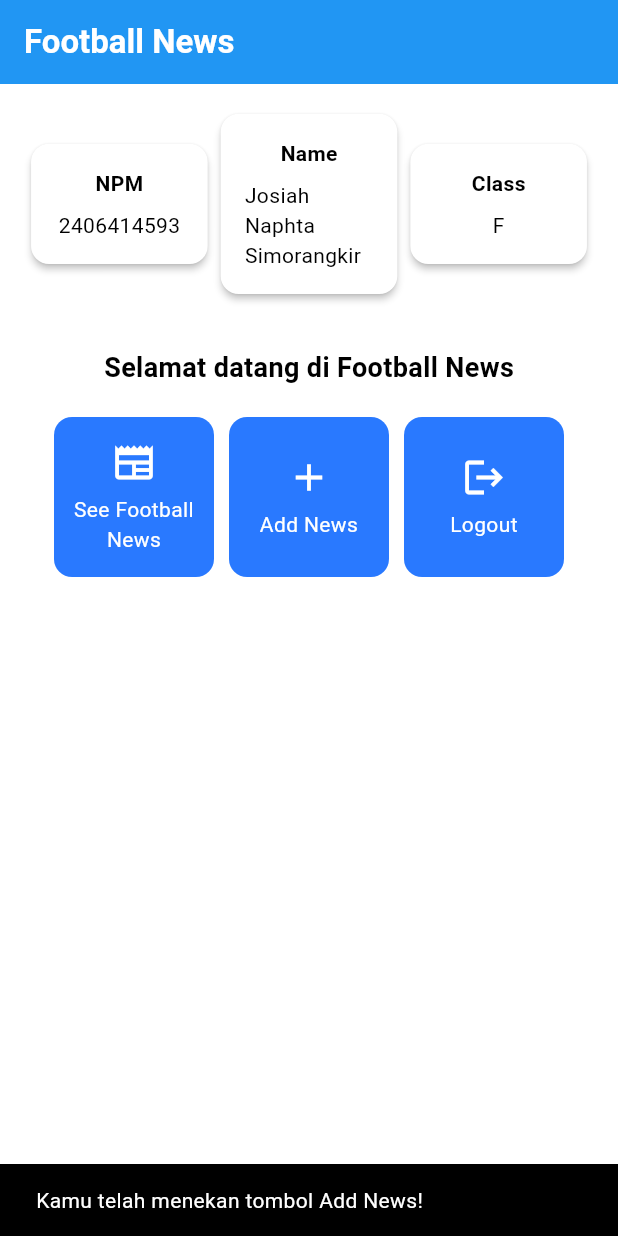
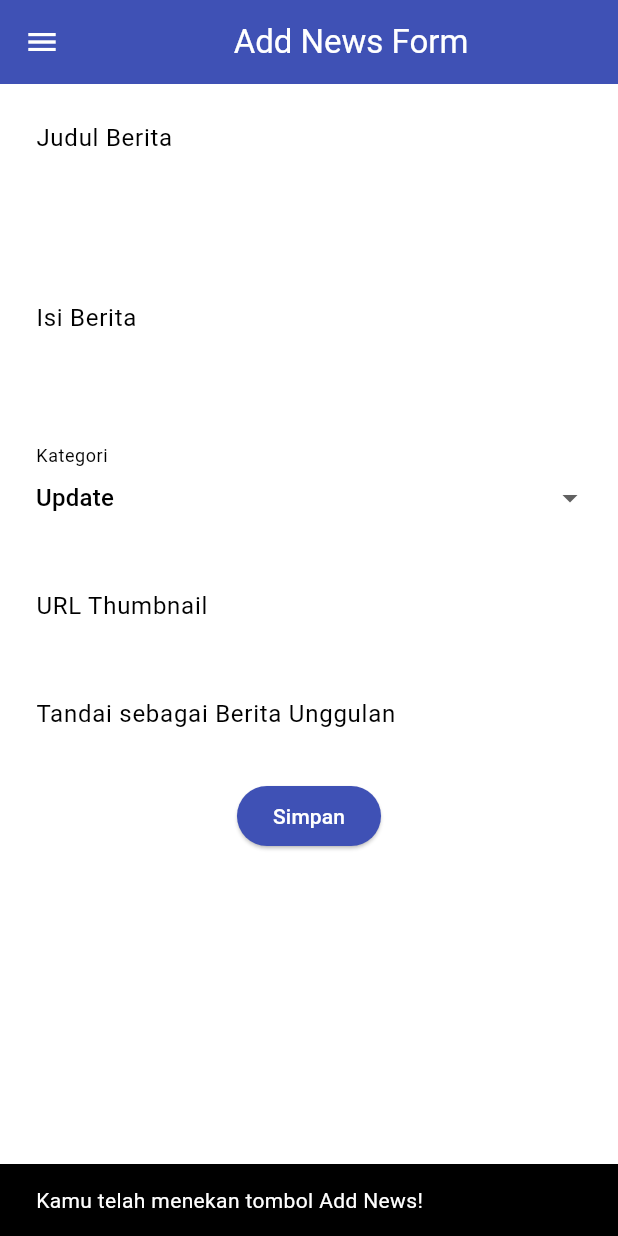
Before and after one commit to josiahsimorangkir/football-news-mobile, a Flutter app: the screen it shows after launch, after a tap on "Add News", on a phone screen of 412 x 824 dp. Run offline on Flutter 3.47's test engine with Material 3 defaults, Android fonts, the phone set to English and light mode, and no system bars.

Commit message:
Tutorial 7

```diff
--- a/lib/main.dart
+++ b/lib/main.dart
@@ -1,5 +1,5 @@
 import 'package:flutter/material.dart';
-import 'package:football_news/menu.dart';
+import 'package:football_news/screens/menu.dart';
 
 void main() {
   runApp(const MyApp());
--- a/lib/menu.dart
+++ b/lib/screens/menu.dart
@@ -1,4 +1,6 @@
 import 'package:flutter/material.dart';
+import 'package:football_news/widgets/left_drawer.dart';
+import 'package:football_news/widgets/news_card.dart';
 
 class MyHomePage extends StatelessWidget {
   MyHomePage({super.key});
@@ -30,6 +32,7 @@ class MyHomePage extends StatelessWidget {
         // Warna latar belakang AppBar diambil dari skema warna tema aplikasi.
         backgroundColor: Theme.of(context).colorScheme.primary,
       ),
+      drawer: LeftDrawer(),
       // Body halaman dengan padding di sekelilingnya.
       body: Padding(
         padding: const EdgeInsets.all(16.0),
@@ -125,64 +128,3 @@ class InfoCard extends StatelessWidget {
     );
   }
 }
-
-class ItemCard extends StatelessWidget {
-  // Menampilkan kartu dengan ikon dan nama.
-
-  final ItemHomepage item;
-
-  const ItemCard(this.item, {super.key});
-
-  @override
-  Widget build(BuildContext context) {
-    return Material(
-      // Menentukan warna latar belakang dari tema aplikasi.
-      color: Theme.of(context).colorScheme.secondary,
-      // Membuat sudut kartu melengkung.
-      borderRadius: BorderRadius.circular(12),
-
-      child: InkWell(
-        // Aksi ketika kartu ditekan.
-        onTap: () {
-          // Menampilkan pesan SnackBar saat kartu ditekan.
-          ScaffoldMessenger.of(context)
-            ..hideCurrentSnackBar()
-            ..showSnackBar(
-              SnackBar(content: Text("Kamu telah menekan tombol ${item.name}!"))
-            );
-        },
-        // Container untuk menyimpan Icon dan Text
-        child: Container(
-          padding: const EdgeInsets.all(8),
-          child: Center(
-            child: Column(
-              // Menyusun ikon dan teks di tengah kartu.
-              mainAxisAlignment: MainAxisAlignment.center,
-              children: [
-                Icon(
-                  item.icon,
-                  color: Colors.white,
-                  size: 30.0,
-                ),
-                const Padding(padding: EdgeInsets.all(3)),
-                Text(
-                  item.name,
-                  textAlign: TextAlign.center,
-                  style: const TextStyle(color: Colors.white),
-                ),
-              ],
-            ),
-          ),
-        ),
-      ),
-    );
-  }
-
-}
-
-class ItemHomepage {
- final String name;
- final IconData icon;
-
- ItemHomepage(this.name, this.icon);
-}
--- /dev/null
+++ b/lib/screens/newslist_form.dart
@@ -0,0 +1,214 @@
+import 'package:flutter/material.dart';
+import 'package:football_news/widgets/left_drawer.dart';
+
+class NewsFormPage extends StatefulWidget {
+    const NewsFormPage({super.key});
+
+    @override
+    State<NewsFormPage> createState() => _NewsFormPageState();
+}
+
+class _NewsFormPageState extends State<NewsFormPage> {
+    final _formKey = GlobalKey<FormState>();
+    String _title = "";
+    String _content = "";
+    String _category = "update";
+    String _thumbnail = "";
+    bool _isFeatured = false;
+
+    final List<String> _categories = [
+        'transfer',
+        'update',
+        'exclusive',
+        'match',
+        'rumor',
+        'analysis',
+    ];
+
+    @override
+    Widget build(BuildContext context) {
+        return Scaffold(
+            appBar: AppBar(
+                title: const Center(
+                    child: Text(
+                        'Add News Form',
+                    ),
+                ),
+                backgroundColor: Colors.indigo,
+                foregroundColor: Colors.white,
+            ),
+            drawer: const LeftDrawer(),
+            body: Form(
+                key: _formKey,
+                child: SingleChildScrollView(
+                    child: Column(
+                        crossAxisAlignment: CrossAxisAlignment.start,
+                        children: [
+                            // === Title ===
+                            Padding(
+                                padding: const EdgeInsets.all(8.0),
+                                child: TextFormField(
+                                    decoration: InputDecoration(
+                                        hintText: "Judul Berita",
+                                        labelText: "Judul Berita",
+                                        border: OutlineInputBorder(
+                                            borderRadius: BorderRadius.circular(5.0),
+                                        ),
+                                    ),
+                                    onChanged: (String? value) {
+                                        setState(() {
+                                            _title = value!;
+                                        });
+                                    },
+                                    validator: (String? value) {
+                                        if (value == null || value.isEmpty) {
+                                            return "Judul tidak boleh kosong!";
+                                        }
+                                        return null;
+                                    },
+                                ),
+                            ),
+                            // === Content ===
+                            Padding(
+                                padding: const EdgeInsets.all(8.0),
+                                child: TextFormField(
+                                    maxLines: 5,
+                                    decoration: InputDecoration(
+                                        hintText: "Isi Berita",
+                                        labelText: "Isi Berita",
+                                        border: OutlineInputBorder(
+                                            borderRadius: BorderRadius.circular(5.0),
+                                        ),
+                                    ),
+                                    onChanged: (String? value) {
+                                        setState(() {
+                                            _content = value!;
+                                        });
+                                    },
+                                    validator: (String? value) {
+                                        if (value == null || value.isEmpty) {
+                                            return "Isi berita tidak boleh kosong!";
+                                        }
+                                        return null;
+                                    },
+                                ),
+                            ),
+
+                            // === Category ===
+                            Padding(
+                                padding: const EdgeInsets.all(8.0),
+                                child: DropdownButtonFormField<String>(
+                                    decoration: InputDecoration(
+                                        labelText: "Kategori",
+                                        border: OutlineInputBorder(
+                                            borderRadius: BorderRadius.circular(5.0),
+                                        ),
+                                    ),
+                                    initialValue: _category, // Gunakan initialValue instead of value
+                                    items: _categories
+                                        .map((cat) => DropdownMenuItem(
+                                            value: cat,
+                                            child: Text(
+                                                cat[0].toUpperCase() + cat.substring(1)),
+                                        ))
+                                        .toList(),
+                                    onChanged: (String? newValue) {
+                                        setState(() {
+                                            _category = newValue!;
+                                        });
+                                    },
+                                ),
+                            ),
+
+                            // === Thumbnail URL ===
+                            Padding(
+                                padding: const EdgeInsets.all(8.0),
+                                child: TextFormField(
+                                    decoration: InputDecoration(
+                                        hintText: "URL Thumbnail (opsional)",
+                                        labelText: "URL Thumbnail",
+                                        border: OutlineInputBorder(
+                                            borderRadius: BorderRadius.circular(5.0),
+                                        ),
+                                    ),
+                                    onChanged: (String? value) {
+                                        setState(() {
+                                            _thumbnail = value!;
+                                        });
+                                    },
+                                ),
+                            ),
+
+                            // === Is Featured ===
+                            Padding(
+                                padding: const EdgeInsets.all(8.0),
+                                child: SwitchListTile(
+                                    title: const Text("Tandai sebagai Berita Unggulan"),
+                                    value: _isFeatured,
+                                    onChanged: (bool value) {
+                                        setState(() {
+                                            _isFeatured = value;
+                                        });
+                                    },
+                                ),
+                            ),
+
+                            // === Tombol Simpan ===
+                            Align(
+                                alignment: Alignment.bottomCenter,
+                                child: Padding(
+                                    padding: const EdgeInsets.all(8.0),
+                                    child: ElevatedButton(
+                                        style: ButtonStyle(
+                                            backgroundColor:
+                                                MaterialStateProperty.all(Colors.indigo),
+                                        ),
+                                        onPressed: () {
+                                            if (_formKey.currentState!.validate()) {
+                                                showDialog(
+                                                    context: context,
+                                                    builder: (BuildContext context) { // Tambahkan tipe parameter
+                                                        return AlertDialog(
+                                                            title: const Text('Berita berhasil disimpan!'),
+                                                            content: SingleChildScrollView(
+                                                                child: Column(
+                                                                    crossAxisAlignment:
+                                                                        CrossAxisAlignment.start,
+                                                                    children: [
+                                                                    Text('Judul: $_title'),
+                                                                        Text('Isi: $_content'),
+                                                                        Text('Kategori: $_category'),
+                                                                        Text('Thumbnail: $_thumbnail'),
+                                                                        Text(
+                                                                            'Unggulan: ${_isFeatured ? "Ya" : "Tidak"}'),
+                                                                    ],
+                                                                ),
+                                                                ),
+                                                            actions: [
+                                                                TextButton(
+                                                                    child: const Text('OK'),
+                                                                    onPressed: () {
+                                                                        Navigator.pop(context);
+                                                                        _formKey.currentState!.reset();
+                                                                    },
+                                                                ),
+                                                            ],
+                                                        );
+                                                    },
+                                                );
+                                            }
+                                        },
+                                        child: const Text(
+                                            "Simpan",
+                                            style: TextStyle(color: Colors.white),
+                                        ),
+                                    ),
+                                ),
+                            ),
+                        ],
+                    ),
+                ),
+            ),
+        );
+    }
+}
--- /dev/null
+++ b/lib/widgets/left_drawer.dart
@@ -0,0 +1,72 @@
+import 'package:flutter/material.dart';
+import 'package:football_news/screens/menu.dart';
+import 'package:football_news/screens/newslist_form.dart';
+
+
+class LeftDrawer extends StatelessWidget {
+  const LeftDrawer({super.key});
+
+  @override
+  Widget build(BuildContext context) {
+    return Drawer(
+      child: ListView(
+        children: [
+          const DrawerHeader(
+            decoration: BoxDecoration(
+              color: Colors.blue,
+            ),
+            child: Column(
+              mainAxisAlignment: MainAxisAlignment.center,
+              children: [
+                Text(
+                  'Football News',
+                  textAlign: TextAlign.center,
+                  style: TextStyle(
+                    fontSize: 30,
+                    fontWeight: FontWeight.bold,
+                    color: Colors.white,
+                  ),
+                ),
+                Padding(
+                  padding: EdgeInsets.all(10),
+                  child: Text(
+                    "Seluruh berita sepak bola terkini di sini!",
+                    textAlign: TextAlign.center,
+                    style: TextStyle(
+                      fontSize: 15,
+                      color: Colors.white,
+                    ),
+                  ),
+                ),
+              ],
+            ),
+          ),
+          ListTile(
+            leading: const Icon(Icons.home_outlined),
+            title: const Text('Home'),
+            onTap: () {
+              Navigator.pushReplacement(
+                context,
+                MaterialPageRoute(
+                  builder: (context) => MyHomePage(),
+                ),
+              );
+            },
+          ),
+          ListTile(
+            leading: const Icon(Icons.post_add),
+            title: const Text('Add News'),
+            onTap: () {
+              Navigator.pushReplacement(
+                context,
+                MaterialPageRoute(
+                  builder: (context) => NewsFormPage(),
+                ),
+              );
+            },
+          ),
+        ],
+      ),
+    );
+  }
+}
--- /dev/null
+++ b/lib/widgets/news_card.dart
@@ -0,0 +1,72 @@
+import 'package:football_news/screens/newslist_form.dart';
+import 'package:flutter/material.dart';
+
+class ItemHomepage {
+ final String name;
+ final IconData icon;
+
+ ItemHomepage(this.name, this.icon);
+}
+
+class ItemCard extends StatelessWidget {
+  // Menampilkan kartu dengan ikon dan nama.
+
+  final ItemHomepage item;
+
+  const ItemCard(this.item, {super.key});
+
+  @override
+  Widget build(BuildContext context) {
+    return Material(
+      // Menentukan warna latar belakang dari tema aplikasi.
+      color: Theme.of(context).colorScheme.secondary,
+      // Membuat sudut kartu melengkung.
+      borderRadius: BorderRadius.circular(12),
+
+      child: InkWell(
+        // Aksi ketika kartu ditekan.
+        onTap: () {
+          // Menampilkan pesan SnackBar saat kartu ditekan.
+          ScaffoldMessenger.of(context)
+            ..hideCurrentSnackBar()
+            ..showSnackBar(
+              SnackBar(content: Text("Kamu telah menekan tombol ${item.name}!"))
+            );
+
+            if (item.name == "Add News") {
+              Navigator.push(
+                context,
+                MaterialPageRoute(
+                  builder: (context) => NewsFormPage(),
+                ),
+              );
+            }
+        },
+        // Container untuk menyimpan Icon dan Text
+        child: Container(
+          padding: const EdgeInsets.all(8),
+          child: Center(
+            child: Column(
+              // Menyusun ikon dan teks di tengah kartu.
+              mainAxisAlignment: MainAxisAlignment.center,
+              children: [
+                Icon(
+                  item.icon,
+                  color: Colors.white,
+                  size: 30.0,
+                ),
+                const Padding(padding: EdgeInsets.all(3)),
+                Text(
+                  item.name,
+                  textAlign: TextAlign.center,
+                  style: const TextStyle(color: Colors.white),
+                ),
+              ],
+            ),
+          ),
+        ),
+      ),
+    );
+  }
+
+}
```
